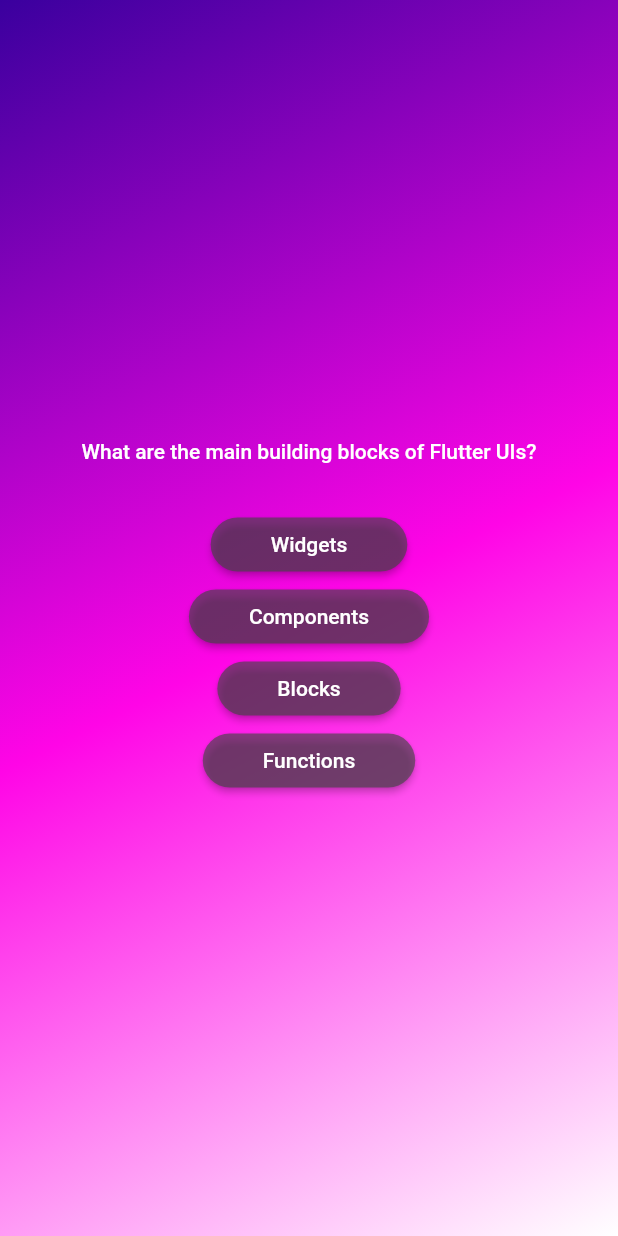
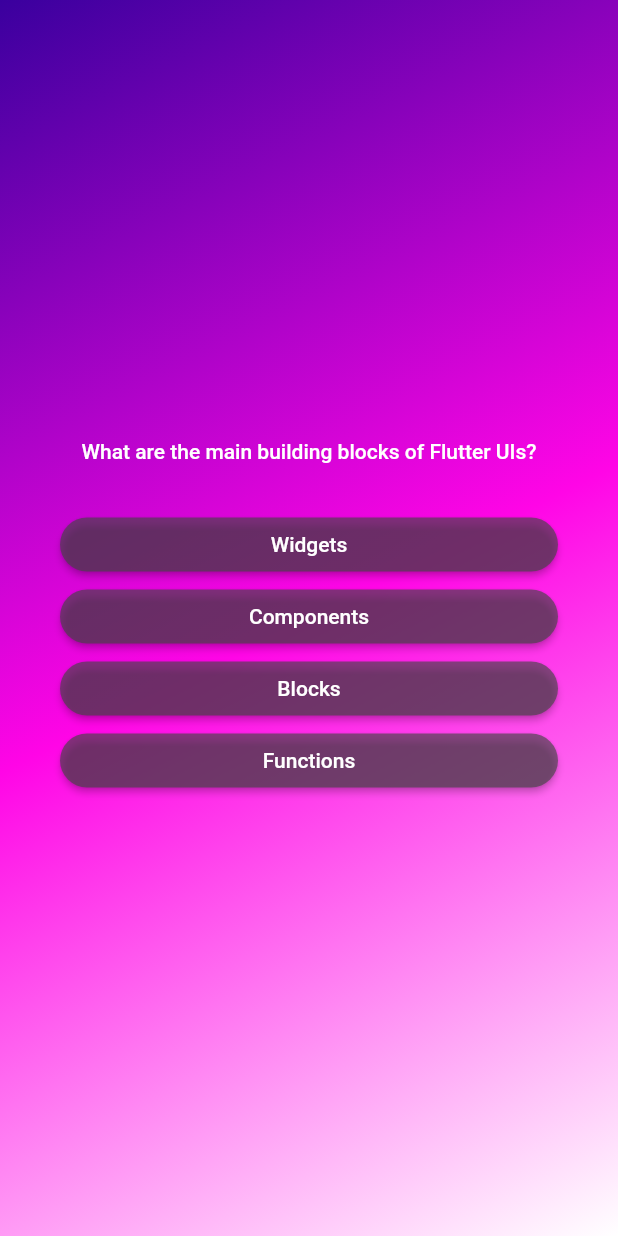
Before and after one commit to Sergio-Al/flutter-quiz-app, a Flutter app: the screen it shows after launch, after a tap on "Start Quiz", on a phone screen of 412 x 824 dp. Run offline on Flutter 3.47's test engine with Material 2 defaults, Android fonts, the phone set to English and light mode, and no system bars.

Commit message:
Alignment, Margin & Padding

```diff
--- a/lib/questions_screen.dart
+++ b/lib/questions_screen.dart
@@ -19,13 +19,18 @@ class _QuestionScreenState extends State<QuestionScreen> {
 
     return SizedBox(
       width: double.infinity, // as much width as you can...
+      child: Container(
+        margin: const EdgeInsets.all(40),
         child: Column(
           mainAxisAlignment: MainAxisAlignment.center,
+          crossAxisAlignment: CrossAxisAlignment.stretch,
           children: [
             Text(
               currentQuestion.text,
               style: const TextStyle(
-                color: Colors.white, fontWeight: FontWeight.w500),
+                  color: Colors.white, fontWeight: FontWeight.w500
+              ),
+              textAlign: TextAlign.center,
             ),
             const SizedBox(
               height: 30,
@@ -35,6 +40,7 @@ class _QuestionScreenState extends State<QuestionScreen> {
             }),
           ],
         ),
+      ),
     );
   }
 }
```
Lines whose indentation alone changed are shown as unchanged.
